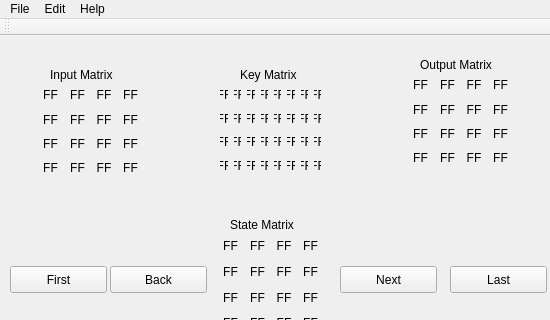
The window that ui/mainwindow.ui (giovanirinaldi/YAAES) describes before a commit, drawn with Qt 5; both pictures show x 0 to 550 and y 0 to 320 of the 640 by 480 pixel window.
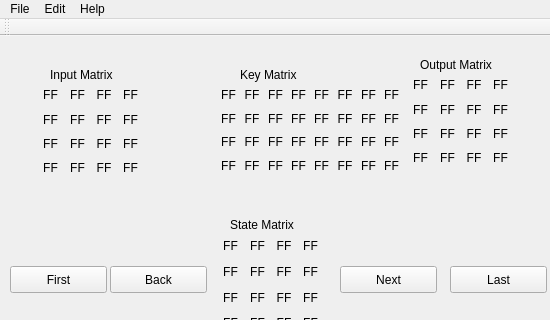
The same window after the commit.

```diff
--- a/ui/mainwindow.ui
+++ b/ui/mainwindow.ui
@@ -1032,7 +1032,7 @@
      <rect>
       <x>220</x>
       <y>50</y>
-      <width>101</width>
+      <width>180</width>
       <height>88</height>
      </rect>
     </property>
```
Left out of the diff: 434 changed lines with no effect on the pictures.
